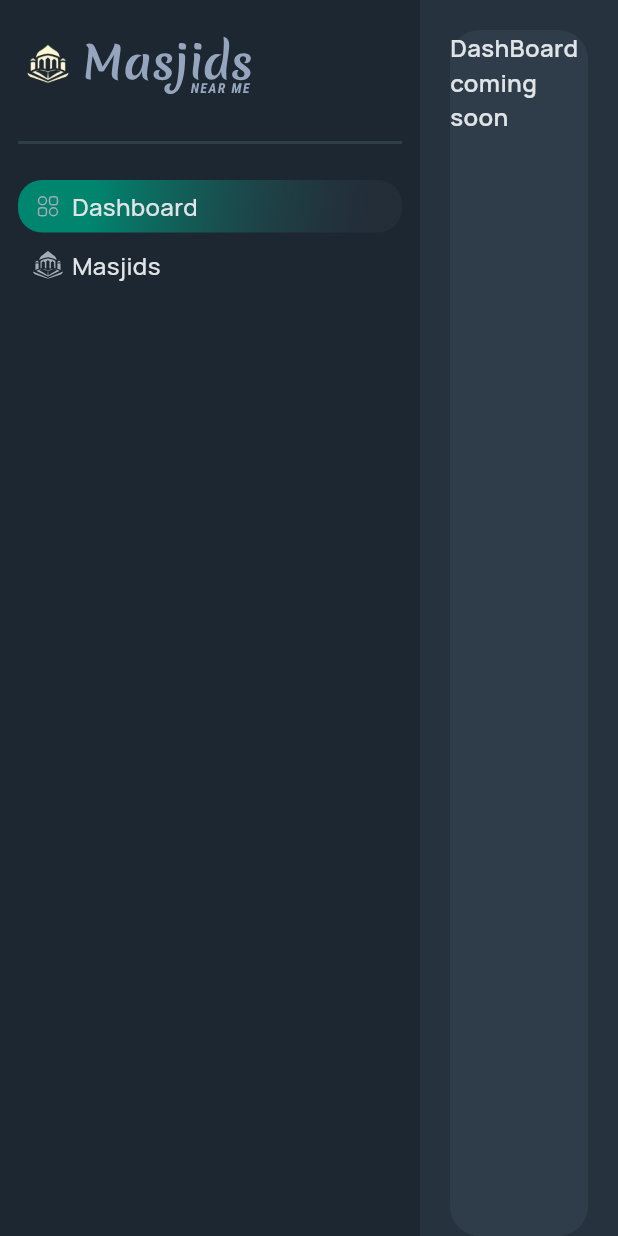
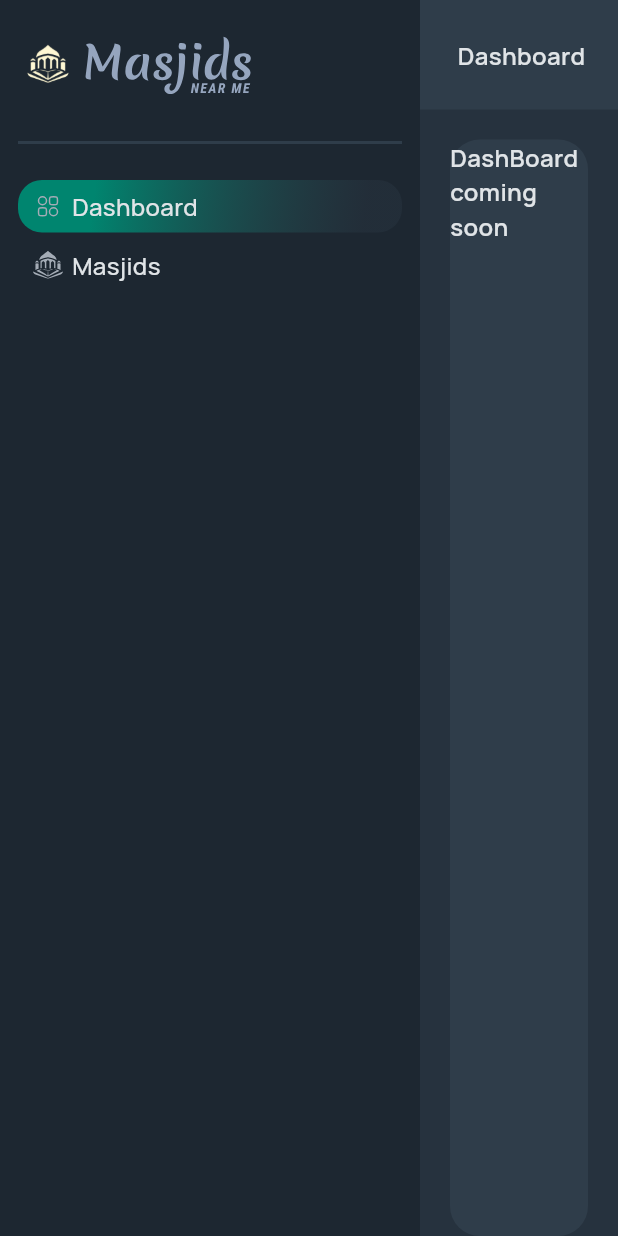
Before and after one commit to Current-Namaz/mnm-user-beta-web, a Flutter app: the HomeBody widget shown alone on an empty page, opened directly, after a tap on "Dashboard", on a phone screen of 412 x 824 dp. Run offline on Flutter 3.47's test engine with Material 3 defaults, Android fonts, the light colour scheme and no system bars; our stand-ins replace bloc, dio, equatable, flutter_bloc, flutter_svg, get_it and 1 more; accounts and stored records are empty; network calls fail; project files that could hold a hidden picture were left out.

```diff
--- /dev/null
+++ b/lib/core/base_components/drag_with_mouse_scroll_behavior.dart
@@ -0,0 +1,10 @@
+import 'package:flutter/gestures.dart';
+import 'package:flutter/material.dart';
+
+class DragWithMouseScrollBehavior extends MaterialScrollBehavior {
+  @override
+  Set<PointerDeviceKind> get dragDevices => {
+    PointerDeviceKind.touch,
+    PointerDeviceKind.mouse,
+  };
+}
--- a/lib/features/home/presentation/view/widgets/home_body.dart
+++ b/lib/features/home/presentation/view/widgets/home_body.dart
@@ -38,7 +38,7 @@ class HomeBody extends StatelessWidget {
                 return Column(
                   crossAxisAlignment: CrossAxisAlignment.start,
                   children: [
-                    // HomeAppBar(title: state.appBarTitle),
+                    HomeAppBar(title: state.appBarTitle),
                     Expanded(
                         child: HomeContentView(
                       child: (() {
--- a/lib/features/masjids/presentation/view/masjid_main_view.dart
+++ b/lib/features/masjids/presentation/view/masjid_main_view.dart
@@ -6,7 +6,8 @@ import 'package:mnm_internal_admin/core/values/app_styles.dart';
 import 'package:mnm_internal_admin/features/masjids/domain/entities/city.dart';
 import 'package:mnm_internal_admin/features/masjids/domain/entities/country.dart';
 import 'package:mnm_internal_admin/features/masjids/domain/entities/state.dart';
-import 'package:mnm_internal_admin/features/masjids/presentation/view/widgets/selection_grid_item.dart';
+import 'package:mnm_internal_admin/features/masjids/presentation/view/widgets/masjid_location_item_Loading_view.dart';
+import 'package:mnm_internal_admin/features/masjids/presentation/view/widgets/masjid_location_item_view.dart';
 import 'package:mnm_internal_admin/features/masjids/presentation/view_models/masjid_view_model_cubit.dart';
 
 import '../../../../core/values/constants.dart';
@@ -21,149 +22,191 @@ class MasjidMainView extends StatelessWidget {
       child: Column(
         crossAxisAlignment: CrossAxisAlignment.start,
         children: [
+          // BlocBuilder<MasjidViewModelCubit, MasjidViewModelState>(
+          //     builder: (context, state) {
+          //       return Text(
+          //             () {
+          //           if (state is MasjidViewModelCountryListLoaded) {
+          //             return 'Countries';
+          //           } else if (state is MasjidViewModelStateListLoaded) {
+          //             return 'States';
+          //           } else if (state is MasjidViewModelCityListLoaded) {
+          //             return 'Cities';
+          //           } else if (state is MasjidViewModelCityListLoaded) {
+          //             return 'Areas';
+          //           }
+          //           return '';
+          //         }(),
+          //         style: AppStyles.mediumStyle,
+          //       );
+          //     }),
+          Expanded(
+            child: ListView(
+              scrollDirection: Axis.horizontal,
+              children: [
                 BlocBuilder<MasjidViewModelCubit, MasjidViewModelState>(
                   builder: (context, state) {
-            return Text(
-              () {
+                    kDebugPrint(state.toString());
                     if (state is MasjidViewModelCountryListLoaded) {
-                  return 'Countries';
-                } else if (state is MasjidViewModelStateListLoaded) {
-                  return 'States';
-                } else if (state is MasjidViewModelCityListLoaded) {
-                  return 'Cities';
-                }else if(state is MasjidViewModelCityListLoaded){
-                  return 'Areas';
-                }
-                return '';
-              }(),
-              style: AppStyles.mediumStyle,
-            );
-          }),
-          Expanded(
-            flex: 4,
-            child: Row(
-              children: [
-                Expanded(
-                  flex: 3,
-                  child:
-                      BlocBuilder<MasjidViewModelCubit, MasjidViewModelState>(
-                    builder: (context, state) {
-                      kDebugPrint('Current MasjidView State : -> $state\n');
-                      if (state is MasjidViewModelCountryListLoading ||
-                          state is MasjidViewModelStateListLoading ||
-                          state is MasjidViewModelCityListLoading) {
-                        return Center(
-                            child: CircularProgressIndicator(
-                          color: AppColors.lightGreen,
-                        ));
-                      }
-                      if (state is MasjidViewModelCountryErrorState) {
-                        return Center(
-                            child: Text(
-                          state.message,
-                          style: AppStyles.mediumStyle,
-                        ));
-                      }
-
-                      if (state is MasjidViewModelStateListErrorState) {
-                        return Center(
-                            child: Text(
-                          state.message,
-                          style: AppStyles.mediumStyle,
-                        ));
-                      }
-
-                      if (state is MasjidViewModelCityListErrorState) {
-                        return Center(
-                            child: Text(
-                          state.message,
-                          style: AppStyles.mediumStyle,
-                        ));
-                      }
-
-                      if (state is MasjidViewModelCountryListLoaded) {
-                        return GridView.builder(
-                            padding: const EdgeInsets.only(top: 20, right: 20),
+                      return Container(
+                        padding: const EdgeInsets.all(20),
+                        width: 300,
+                        child: ListView.builder(
                           itemCount: state.countryList.length,
-                            gridDelegate:
-                                const SliverGridDelegateWithMaxCrossAxisExtent(
-                                    maxCrossAxisExtent: 110,
-                                    childAspectRatio: 1,
-                                    crossAxisSpacing: 15,
-                                    mainAxisSpacing: 10),
                           itemBuilder: (context, index) {
-                              return SelectionGridItem<CountryEntity>(
-                                isSelected: index == 3,
+                            return MasjidLocationItemView(isSelected: state.selectedCountry == state.countryList[index],
                               entity: state.countryList[index],
-                                onDoubleTap: () =>
-                                    BlocProvider.of<MasjidViewModelCubit>(
-                                            context)
-                                        .onCountryDoubleTap(
-                                            state.countryList[index]),
-                              );
-                            });
-                      }
-
-                      if (state is MasjidViewModelStateListLoaded) {
-                        return GridView.builder(
-                            padding: const EdgeInsets.only(top: 20, right: 20),
-                            itemCount: state.stateList.length,
-                            gridDelegate:
-                                const SliverGridDelegateWithMaxCrossAxisExtent(
-                                    maxCrossAxisExtent: 110,
-                                    childAspectRatio: 1,
-                                    crossAxisSpacing: 15,
-                                    mainAxisSpacing: 10),
-                            itemBuilder: (context, index) {
-                              return SelectionGridItem<StateEntity>(
-                                isSelected: index == 3,
-                                entity: state.stateList[index],
-                                onDoubleTap: () => BlocProvider.of<
-                                        MasjidViewModelCubit>(context)
-                                    .onStateDoubleTap(state.stateList[index]),
-                              );
-                            });
-                      }
-                      if (state is MasjidViewModelCityListLoaded) {
-                        return GridView.builder(
-                            padding: const EdgeInsets.only(top: 20, right: 20),
-                            itemCount: state.cityList.length,
-                            gridDelegate:
-                                const SliverGridDelegateWithMaxCrossAxisExtent(
-                                    maxCrossAxisExtent: 110,
-                                    childAspectRatio: 1,
-                                    crossAxisSpacing: 15,
-                                    mainAxisSpacing: 10),
-                            itemBuilder: (context, index) {
-                              return SelectionGridItem<CityEntity>(
-                                isSelected: index == 3,
-                                entity: state.cityList[index],
-                                onDoubleTap: () =>
-                                    BlocProvider.of<MasjidViewModelCubit>(
-                                            context)
-                                        .onCityDoubleTap(state.cityList[index]),
-                              );
-                            });
-                      }
-                      return const SizedBox();
+                              onDoubleTap: () => BlocProvider.of<MasjidViewModelCubit>(context).onCountryDoubleTap(state.countryList[index]),);
                           },
                         ),
+                      );
+                    }
+                    return const SizedBox(width: 10,);
+                  },
                 ),
-                Expanded(
-                  flex: 1,
-                  child: Container(
-                    alignment: Alignment.center,
-                    margin: const EdgeInsets.only(top: 20),
-                    decoration: BoxDecoration(
-                      borderRadius: BorderRadius.circular(r16),
-                      color: AppColors.darkBlackColor,
+                const SizedBox(width: 10,),
+                Container(
+                  color: AppColors.greenColor,
+                  height: 100,
+                  width: 300,
                 ),
-                    child: const Text(
-                      'Edit form',
-                      style: AppStyles.smallStyle,
+                const SizedBox(width: 10,),
+                Container(
+                  color: AppColors.textFieldBgColor,
+                  height: 70,
+                  width: 300,
                 ),
+                Container(
+                  color: AppColors.greenColor,
+                  height: 100,
+                  width: 300,
                 ),
-                )
+                const SizedBox(width: 10,),
+                Container(
+                  color: AppColors.textFieldBgColor,
+                  height: 100,
+                  width: 300,
+                ),
+                // Expanded(
+                //   child:
+                //       BlocBuilder<MasjidViewModelCubit, MasjidViewModelState>(
+                //     builder: (context, state) {
+                //       kDebugPrint('Current MasjidView State : -> $state\n');
+                //       if (state is MasjidViewModelCountryListLoading ||
+                //           state is MasjidViewModelStateListLoading ||
+                //           state is MasjidViewModelCityListLoading) {
+                //         return Center(
+                //             child: CircularProgressIndicator(
+                //           color: AppColors.lightGreen,
+                //         ));
+                //       }
+                //       if (state is MasjidViewModelCountryErrorState) {
+                //         return Center(
+                //             child: Text(
+                //           state.message,
+                //           style: AppStyles.mediumStyle,
+                //         ));
+                //       }
+                //
+                //       if (state is MasjidViewModelStateListErrorState) {
+                //         return Center(
+                //             child: Text(
+                //           state.message,
+                //           style: AppStyles.mediumStyle,
+                //         ));
+                //       }
+                //
+                //       if (state is MasjidViewModelCityListErrorState) {
+                //         return Center(
+                //             child: Text(
+                //           state.message,
+                //           style: AppStyles.mediumStyle,
+                //         ));
+                //       }
+                //
+                //       if (state is MasjidViewModelCountryListLoaded) {
+                //         return GridView.builder(
+                //             padding: const EdgeInsets.only(top: 20, right: 20),
+                //             itemCount: state.countryList.length,
+                //             gridDelegate:
+                //                 const SliverGridDelegateWithMaxCrossAxisExtent(
+                //                     maxCrossAxisExtent: 110,
+                //                     childAspectRatio: 1,
+                //                     crossAxisSpacing: 15,
+                //                     mainAxisSpacing: 10),
+                //             itemBuilder: (context, index) {
+                //               return SelectionGridItem<CountryEntity>(
+                //                 isSelected: index == 3,
+                //                 entity: state.countryList[index],
+                //                 onDoubleTap: () =>
+                //                     BlocProvider.of<MasjidViewModelCubit>(
+                //                             context)
+                //                         .onCountryDoubleTap(
+                //                             state.countryList[index]),
+                //               );
+                //             });
+                //       }
+                //
+                //       if (state is MasjidViewModelStateListLoaded) {
+                //         return GridView.builder(
+                //             padding: const EdgeInsets.only(top: 20, right: 20),
+                //             itemCount: state.stateList.length,
+                //             gridDelegate:
+                //                 const SliverGridDelegateWithMaxCrossAxisExtent(
+                //                     maxCrossAxisExtent: 110,
+                //                     childAspectRatio: 1,
+                //                     crossAxisSpacing: 15,
+                //                     mainAxisSpacing: 10),
+                //             itemBuilder: (context, index) {
+                //               return SelectionGridItem<StateEntity>(
+                //                 isSelected: index == 3,
+                //                 entity: state.stateList[index],
+                //                 onDoubleTap: () => BlocProvider.of<
+                //                         MasjidViewModelCubit>(context)
+                //                     .onStateDoubleTap(state.stateList[index]),
+                //               );
+                //             });
+                //       }
+                //       if (state is MasjidViewModelCityListLoaded) {
+                //         return GridView.builder(
+                //             padding: const EdgeInsets.only(top: 20, right: 20),
+                //             itemCount: state.cityList.length,
+                //             gridDelegate:
+                //                 const SliverGridDelegateWithMaxCrossAxisExtent(
+                //                     maxCrossAxisExtent: 110,
+                //                     childAspectRatio: 1,
+                //                     crossAxisSpacing: 15,
+                //                     mainAxisSpacing: 10),
+                //             itemBuilder: (context, index) {
+                //               return SelectionGridItem<CityEntity>(
+                //                 isSelected: index == 3,
+                //                 entity: state.cityList[index],
+                //                 onDoubleTap: () =>
+                //                     BlocProvider.of<MasjidViewModelCubit>(
+                //                             context)
+                //                         .onCityDoubleTap(state.cityList[index]),
+                //               );
+                //             });
+                //       }
+                //       return const SizedBox();
+                //     },
+                //   ),
+                // ),
+                // Expanded(
+                //   flex: 1,
+                //   child: Container(
+                //     alignment: Alignment.center,
+                //     margin: const EdgeInsets.only(top: 20),
+                //     decoration: BoxDecoration(
+                //       borderRadius: BorderRadius.circular(r16),
+                //       color: AppColors.darkBlackColor,
+                //     ),
+                //     child: const Text(
+                //       'Edit form',
+                //       style: AppStyles.smallStyle,
+                //     ),
+                //   ),
+                // )
               ],
             ),
           )
--- a/lib/features/masjids/presentation/view_models/masjid_view_model_state.dart
+++ b/lib/features/masjids/presentation/view_models/masjid_view_model_state.dart
@@ -20,8 +20,9 @@ class MasjidViewModelCountryListLoading extends MasjidViewModelState {
 
 class MasjidViewModelCountryListLoaded extends MasjidViewModelState {
   final List<CountryEntity> countryList;
+  final CountryEntity? selectedCountry;
 
-  const MasjidViewModelCountryListLoaded({required this.countryList});
+  const MasjidViewModelCountryListLoaded({required this.countryList,required this.selectedCountry});
 
   @override
   List<Object?> get props => [countryList];
--- a/lib/main.dart
+++ b/lib/main.dart
@@ -2,6 +2,7 @@ import 'package:flutter/material.dart';
 import 'package:flutter_bloc/flutter_bloc.dart';
 
 import 'package:hive_flutter/hive_flutter.dart';
+import 'package:mnm_internal_admin/core/base_components/drag_with_mouse_scroll_behavior.dart';
 import 'package:mnm_internal_admin/core/values/app_colors.dart';
 import 'package:mnm_internal_admin/di.dart';
 import 'package:mnm_internal_admin/features/auth/presentation/view_model/auth_cubit.dart';
@@ -33,6 +34,7 @@ class SalesManagingApp extends StatelessWidget {
         ),
       ],
       child: MaterialApp(
+        scrollBehavior: DragWithMouseScrollBehavior(),
         title: 'Flutter Demo',
         debugShowCheckedModeBanner: false,
         initialRoute: AuthScreen.authScreenRoute,
```
Also changed, not shown: lib/features/masjids/presentation/view/widgets/masjid_location_item_Loading_view.dart (added, +32 -0 lines), lib/features/masjids/presentation/view/widgets/masjid_location_item_view.dart (added, +86 -0 lines), lib/features/masjids/presentation/view/widgets/selection_grid_item.dart (deleted, +0 -65 lines), lib/features/masjids/presentation/view_models/masjid_view_model_cubit.dart (+5 -2 lines). Lines whose indentation alone changed are shown as unchanged.
